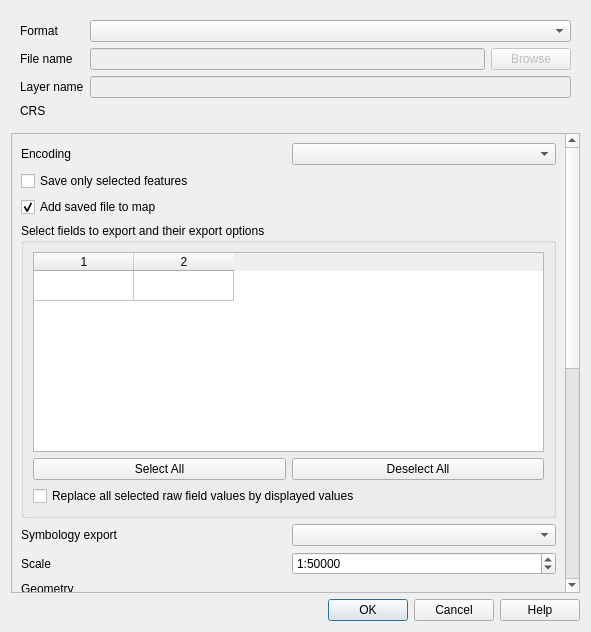
Above: src/ui/qgsvectorlayersaveasdialogbase.ui from qgis/QGIS before the change. Below: the same form after it.
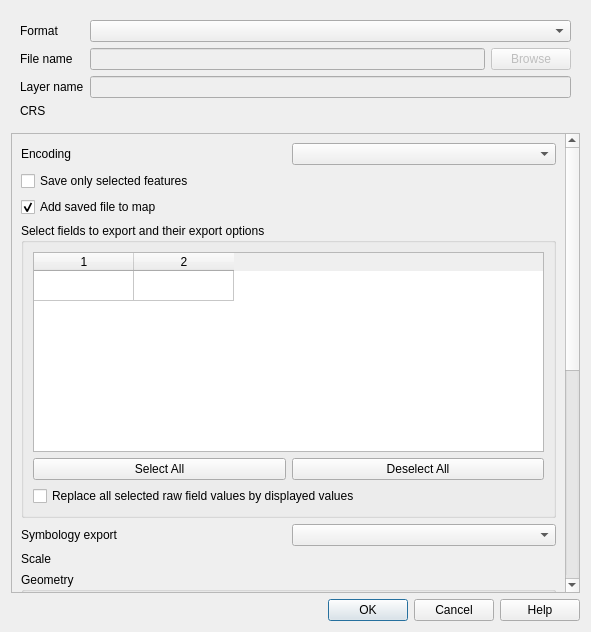
That is the form after the change. Custom widgets are drawn as their Qt base class.

Commit message: Use a real scale widget in vector save as dialog

Diff of the .ui file:
```diff
--- a/src/ui/qgsvectorlayersaveasdialogbase.ui
+++ b/src/ui/qgsvectorlayersaveasdialogbase.ui
@@ -106,9 +106,9 @@
       <property name="geometry">
        <rect>
         <x>0</x>
-        <y>0</y>
+        <y>-303</y>
         <width>557</width>
-        <height>922</height>
+        <height>1004</height>
        </rect>
       </property>
       <layout class="QVBoxLayout" name="verticalLayout">
@@ -235,15 +235,9 @@
           </widget>
          </item>
          <item>
-          <widget class="QSpinBox" name="mScaleSpinBox">
-           <property name="prefix">
-            <string>1:</string>
-           </property>
-           <property name="maximum">
-            <number>999999999</number>
-           </property>
-           <property name="value">
-            <number>50000</number>
+          <widget class="QgsScaleWidget" name="mScaleWidget" native="true">
+           <property name="focusPolicy">
+            <enum>Qt::StrongFocus</enum>
            </property>
           </widget>
          </item>
@@ -469,6 +463,11 @@
    <header>qgsextentgroupbox.h</header>
    <container>1</container>
   </customwidget>
+  <customwidget>
+   <class>QgsScaleWidget</class>
+   <extends>QWidget</extends>
+   <header>qgsscalewidget.h</header>
+  </customwidget>
  </customwidgets>
  <tabstops>
   <tabstop>mFormatComboBox</tabstop>
```
Left out of the diff: 12 changed lines with no effect on the pictures. The commit also changes 3 other files.
